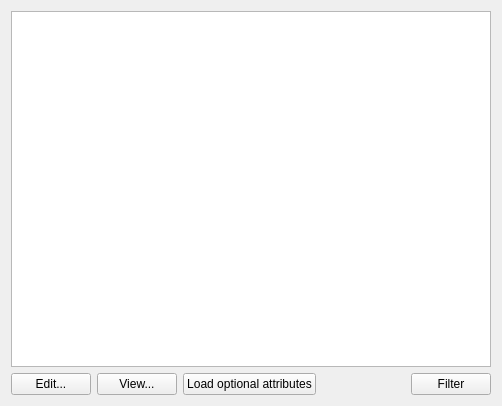
Above: src/admc/ui/widget/tab/attributes.ui from altlinux/admc before the change. Below: the same form after it.
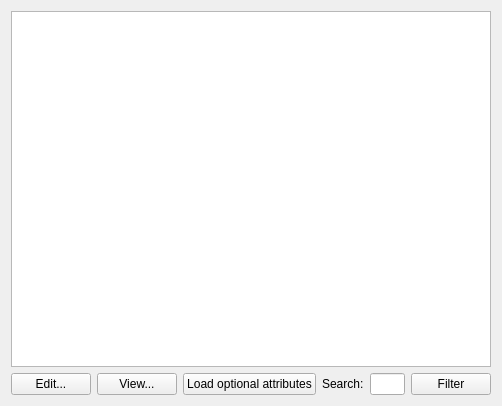
That is the form after the change.

Commit message: feat(admc/ui/widget/tab/attributes): implement a "quick filter"

The edit to the form file:
```diff
--- a/src/admc/ui/widget/tab/attributes.ui
+++ b/src/admc/ui/widget/tab/attributes.ui
@@ -56,6 +56,20 @@
        </property>
       </widget>
      </item>
+     <item>
+      <widget class="QLabel" name="quick_filter_label">
+       <property name="text">
+        <string>Search:</string>
+       </property>
+      </widget>
+     </item>
+     <item>
+      <widget class="QLineEdit" name="quick_filter">
+       <property name="text">
+        <string></string>
+       </property>
+      </widget>
+     </item>
      <item>
       <spacer name="horizontalSpacer">
        <property name="orientation">
```
The commit also changes 5 other files.
